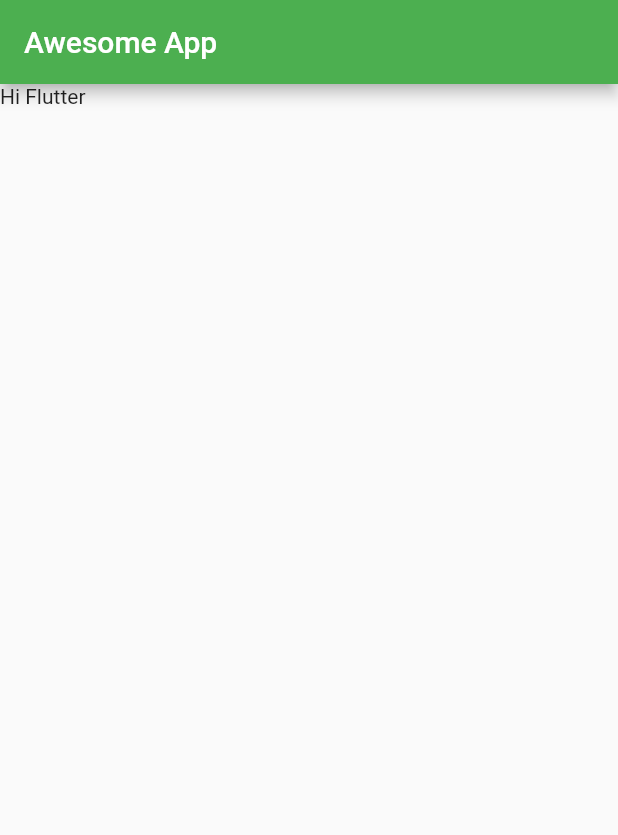
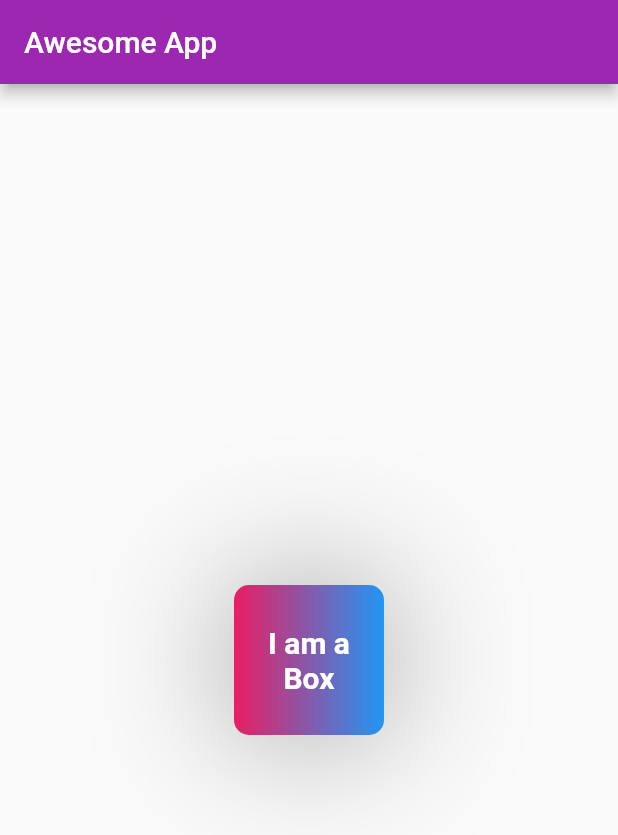
Before and after one commit to sybergeek/learning-flutter, a Flutter app: the screen it shows after launch, on a phone screen of 412 x 824 dp. Shown: the top 835 px of the screen. Run offline on Flutter 3.47's test engine with Material 2 defaults, Android fonts, the phone set to English and light mode, and no system bars.

Commit message:
learn flutter container and basic designing

```diff
--- a/awesome_app/lib/main.dart
+++ b/awesome_app/lib/main.dart
@@ -6,7 +6,7 @@ void main() {
   // WidgetsApp // MaterialApp // CupertinoApp
   runApp(MaterialApp(
     home: HomePage(),
-    theme: ThemeData(primarySwatch: Colors.green),
+    theme: ThemeData(primarySwatch: Colors.purple),
   ));
 }
 
@@ -17,8 +17,35 @@ class HomePage extends StatelessWidget {
       appBar: AppBar(
         title: Text("Awesome App"),
       ),
-      body: Container(
-        child: Text("Hi Flutter"),
+      body: Center(
+        child: Container(
+          padding: const EdgeInsets.all(8),
+          // color: Colors.red,  // Removed due to clash with BoxDecoration
+          width: 100,
+          height: 100,
+          clipBehavior: Clip.antiAlias,
+          alignment: Alignment.center,
+          decoration: BoxDecoration(
+              color: Colors.red,
+              // shape: BoxShape.circle,
+              borderRadius: BorderRadius.circular(10),
+              gradient: LinearGradient(colors: [Colors.pink, Colors.blue]),
+              boxShadow: [
+                BoxShadow(
+                  color: Colors.grey,
+                  blurRadius: 80,
+                ),
+              ]),
+          child: Text(
+            "I am a Box",
+            textAlign: TextAlign.center,
+            style: TextStyle(
+              fontSize: 20,
+              color: Colors.white,
+              fontWeight: FontWeight.bold,
+            ),
+          ),
+        ),
       ),
     );
   }
```
